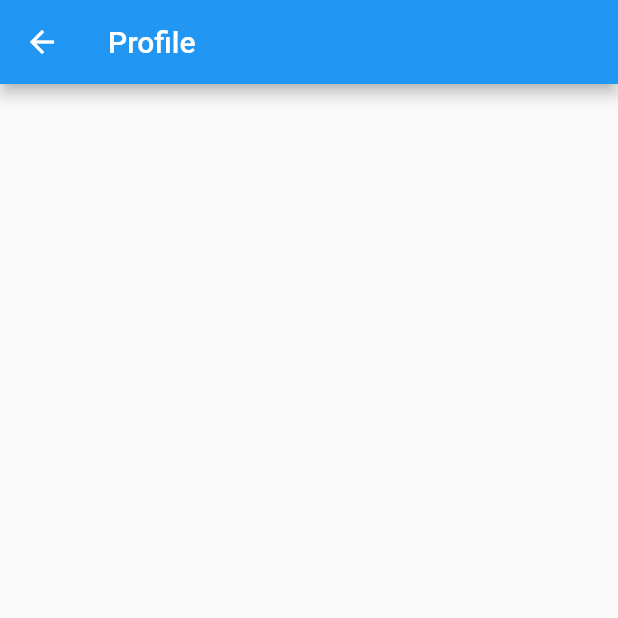
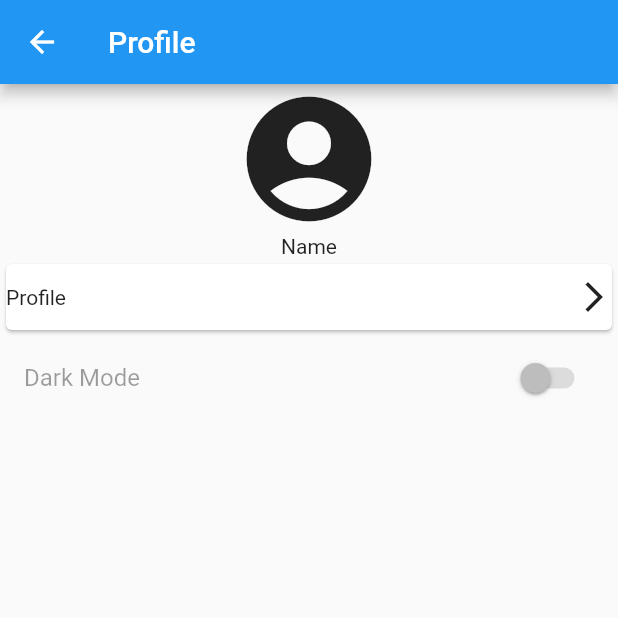
Before and after one commit to b7duongcs/Ritual, a Flutter app: the ProfileScreen screen opened directly, on a phone screen of 412 x 824 dp, the top half of it. Run offline on Flutter 3.47's test engine with Material 2 defaults, Android fonts, the phone set to English and light mode, and no system bars; our stand-ins replace flutter_mobx, mobx; generated files the repository leaves out were written again.

Commit message:
Update profilescreen.dart

```diff
--- a/lib/screens/profilescreen.dart
+++ b/lib/screens/profilescreen.dart
@@ -7,6 +7,30 @@ class ProfileScreen extends StatelessWidget {
       appBar: AppBar(
         title: Text('Profile'),
       ),
+      body: Column(
+        children: <Widget>[
+          Row(
+            mainAxisAlignment: MainAxisAlignment.center,
+            children: [Icon(Icons.account_circle, size: 100.0)],
+          ),
+          Text('Name'),
+          Card(
+              child: Padding(
+                  padding: const EdgeInsets.only(top: 10, bottom: 10),
+                  child: InkWell(
+                    onTap: () {},
+                    child: Row(
+                      mainAxisAlignment: MainAxisAlignment.spaceBetween,
+                      children: <Widget>[
+                        Text('Profile'),
+                        Icon(Icons.arrow_forward_ios)
+                      ],
+                    ),
+                  ))),
+          SwitchListTile(
+              title: const Text('Dark Mode'), value: false, onChanged: null),
+        ],
+      ),
     );
   }
 }
```
